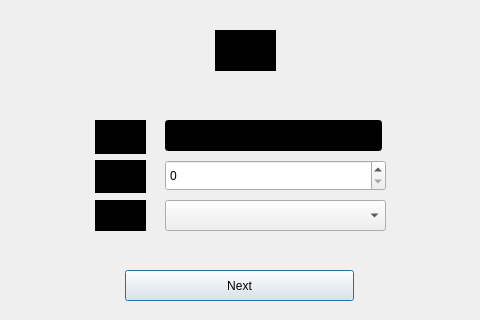
First picture: the form in setplayer.ui, repository Matin0789/Condottiere-, before the edit; both pictures show x 155 to 635 and y 0 to 320 of the 800 by 600 pixel window.
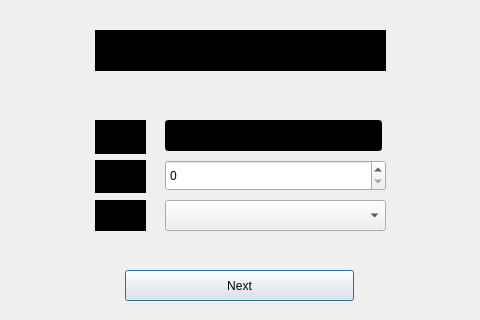
Second picture: the form after the edit. Icons and pictures are not drawn.

What changed in the file:
```diff
--- a/setplayer.ui
+++ b/setplayer.ui
@@ -184,9 +184,9 @@
   <widget class="QLabel" name="lb_player_counter">
    <property name="geometry">
     <rect>
-     <x>370</x>
+     <x>250</x>
      <y>30</y>
-     <width>61</width>
+     <width>291</width>
      <height>41</height>
     </rect>
    </property>
```
Left out of the diff: 2 changed lines with no effect on the pictures.
